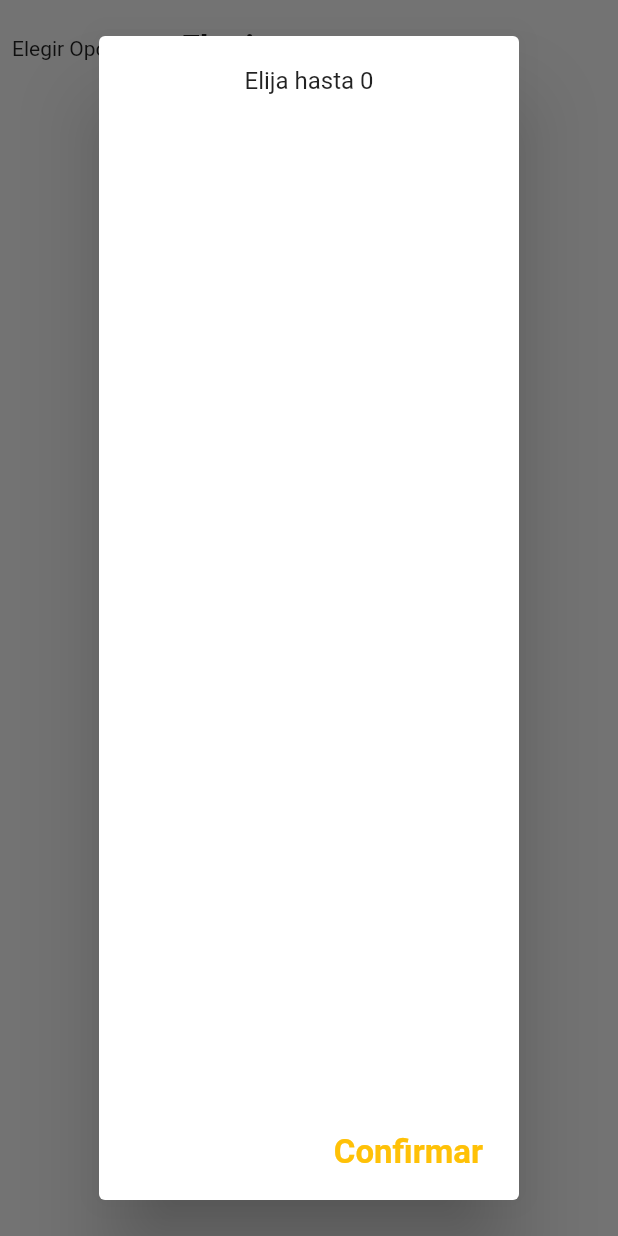
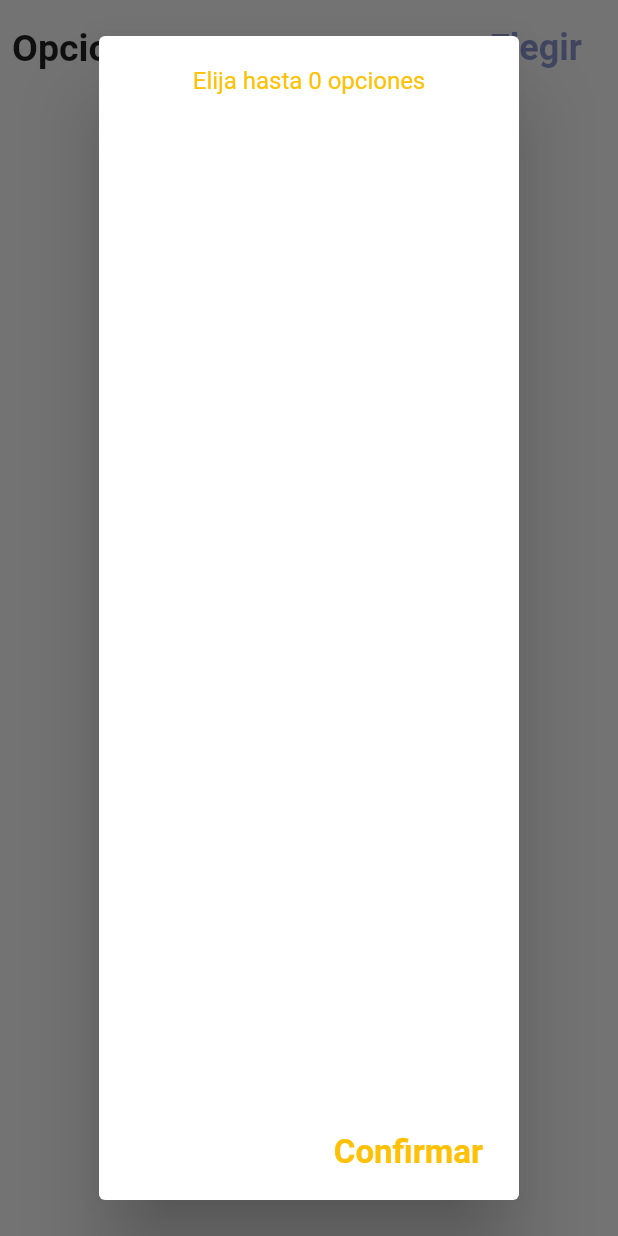
Before and after one commit to f220-r/CantinApp, a Flutter app: the HasChoice widget shown alone on an empty page, opened directly with empty values, after a tap on "Elegir", on a phone screen of 412 x 824 dp. Run offline on Flutter 3.47's test engine with Material 2 defaults, Android fonts, the light colour scheme and no system bars; network calls fail.

Commit message:
HasChoices reutrns a string

```diff
--- a/lib/widgets/has_choice.dart
+++ b/lib/widgets/has_choice.dart
@@ -2,64 +2,110 @@ import 'package:cantina_app/models/meal.dart';
 import 'package:cantina_app/widgets/sub_has_choice.dart';
 import 'package:flutter/material.dart';
 
-class HasChoice extends StatefulWidget {
+class HasChoice extends StatelessWidget {
   final int opts;
   final List<Meal> choices;
+  final Function ret_choice;
 
-  HasChoice(this.opts, this.choices);
-
-  @override
-  _HasChoiceState createState() => _HasChoiceState();
-}
-
-class _HasChoiceState extends State<HasChoice> {
-  int amount = 0;
+  HasChoice(this.opts, this.choices, this.ret_choice);
 
   @override
   Widget build(BuildContext context) {
-    Widget Enabled_Disabled() {
-      if (amount > widget.opts)
-        return Text("Confirmar");
-      else
-        return FlatButton(
-            onPressed: () {},
-            child: Text(
-              "Confirmar",
-              style: TextStyle(color: Colors.amber),
-            ));
-    }
-
     return Padding(
       padding: EdgeInsets.all(8.0),
       child: Row(
         children: <Widget>[
-          Text("Elegir Opciones"),
+          Text(
+            "Opciones:",
+            style: Theme.of(context).textTheme.title,
+          ),
+          Expanded(child: SizedBox()),
           FlatButton(
               onPressed: () {
                 showDialog(
                   context: context,
                   builder: (BuildContext ctx) {
+                    return RefreshableAlert(opts, choices, ret_choice);
+                  },
+                );
+              },
+              child: Text(
+                "Elegir",
+                style: TextStyle(
+                    color: Colors.indigo.withAlpha(150), fontSize: 24.0),
+              )),
+        ],
+      ),
+    );
+  }
+}
+
+class RefreshableAlert extends StatefulWidget {
+  final int opts;
+  final List<Meal> choices;
+  final Function ret_choice;
+
+  RefreshableAlert(this.opts, this.choices, this.ret_choice);
+
+  @override
+  _RefreshableAlertState createState() => _RefreshableAlertState();
+}
+
+class _RefreshableAlertState extends State<RefreshableAlert> {
+  int amount = 0;
+  List<int> qties = [];
+
+  @override
+  void initState() {
+    for (int i = 0; i < widget.choices.length; i++) qties.add(0);
+    super.initState();
+  }
+
+  @override
+  Widget build(BuildContext context) {
+    Widget Enabled_Disabled() {
+      return FlatButton(
+          onPressed: (amount > widget.opts)
+              ? null
+              : () {
+                  String res = "";
+                  for (int i = 0; i < qties.length; i++)
+                    res += qties[i].toString() +
+                        "x " +
+                        widget.choices[i].name +
+                        '\n';
+                  widget.ret_choice(res);
+                  Navigator.of(context).pop();
+                },
+          child: Text(
+            "Confirmar",
+            style: TextStyle(
+                color: (amount > widget.opts) ? Colors.grey : Colors.amber),
+          ));
+    }
+
     return AlertDialog(
       content: Column(
         children: <Widget>[
-                              Text("Elija hasta " + "${widget.opts}"),
+              Text(
+                "Elija hasta " + "${widget.opts}" + " opciones",
+                style: TextStyle(
+                    color: (amount > widget.opts)
+                        ? Colors.redAccent
+                        : Colors.amber),
+              ),
             ] +
             widget.choices.map((x) {
-                              return SubHasChoice(x.name, (val) {
+              return SubHasChoice(x.name, (val, vva) {
                 setState(() {
                   amount = amount + val;
+                  qties[widget.choices.indexOf(x)] = vva;
+                  print(qties);
                 });
               });
             }).toList(),
       ),
       actions: <Widget>[Enabled_Disabled()],
     );
-                  },
-                );
-              },
-              child: Text("Elegir")),
-        ],
-      ),
-    );
   }
 }
--- a/lib/widgets/sub_has_choice.dart
+++ b/lib/widgets/sub_has_choice.dart
@@ -26,7 +26,7 @@ class _SubHasChoiceState extends State<SubHasChoice> {
             setState(() {
               amount += 1;
             });
-            widget.has_changed(1);
+            widget.has_changed(1, amount);
           },
         ),
         Text(
@@ -39,7 +39,7 @@ class _SubHasChoiceState extends State<SubHasChoice> {
               setState(() {
                 amount -= 1;
               });
-              widget.has_changed(-1);
+              widget.has_changed(-1, amount);
             }
           },
         ),
```
Also changed, not shown: lib/screens/meal_item_screen.dart (+18 -8 lines). Lines whose indentation alone changed are shown as unchanged.
